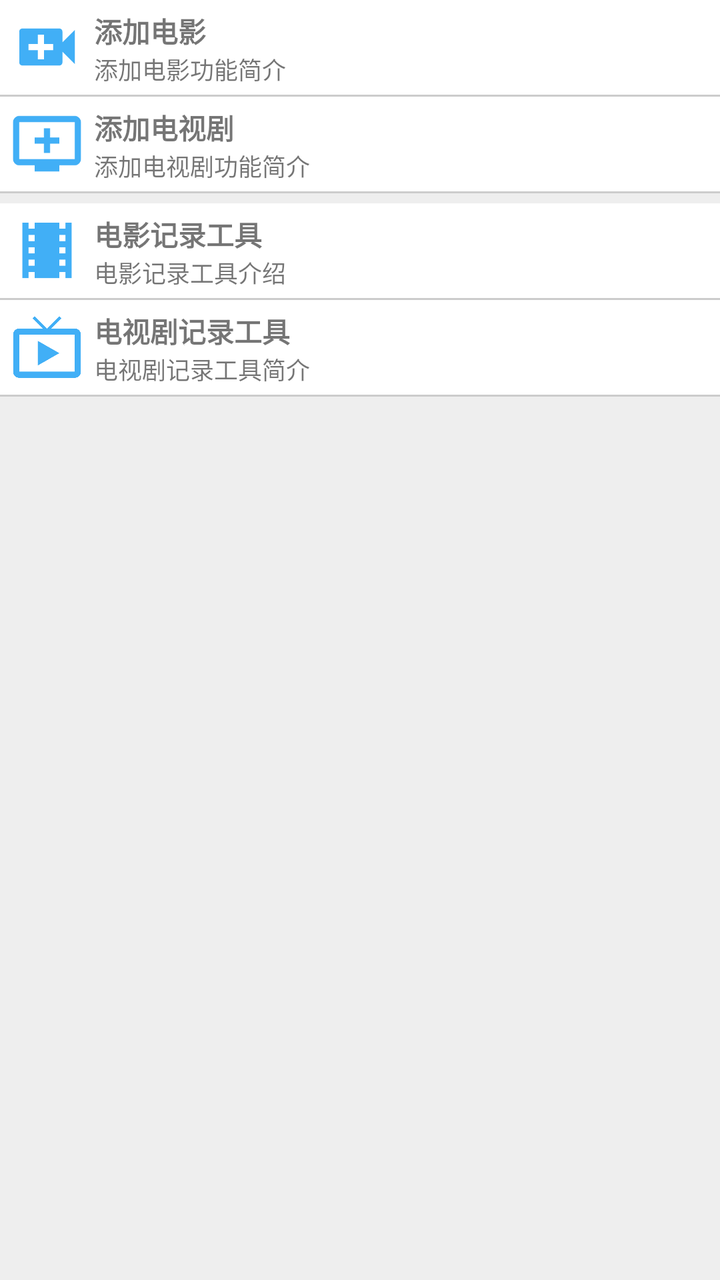
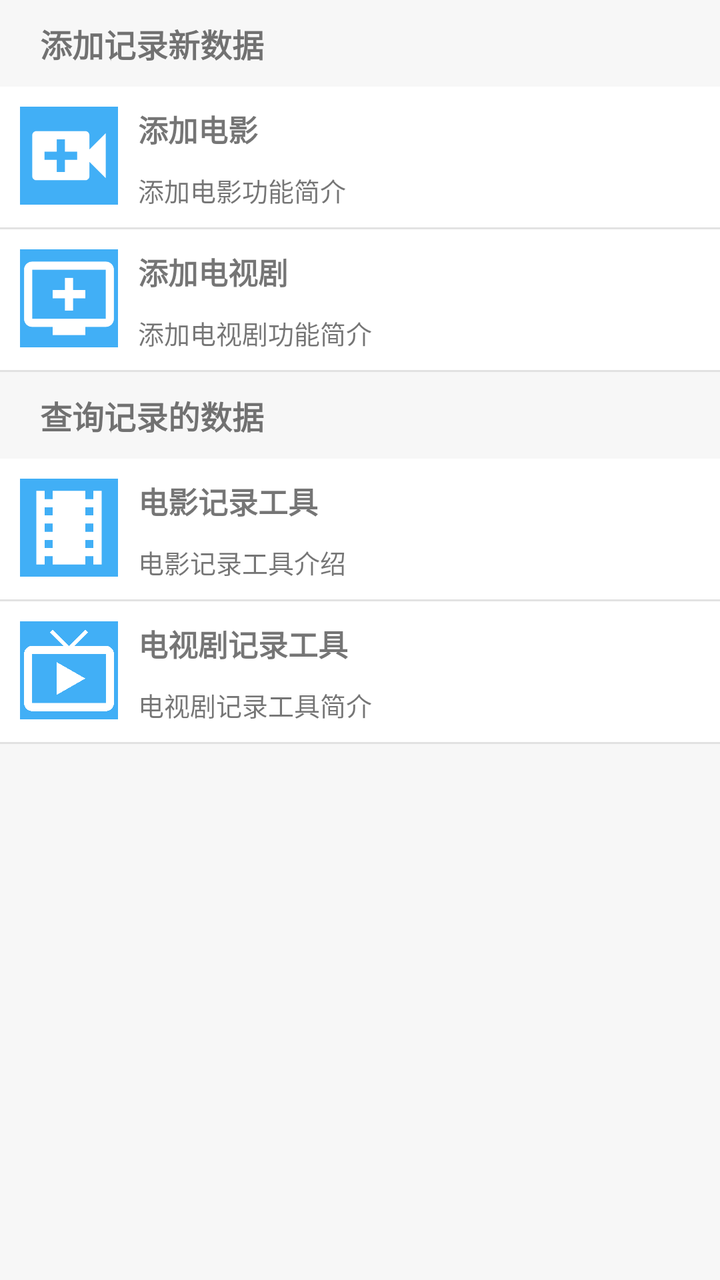

The first picture is an Android layout as it rendered before a commit; the second is the same layout after the commit. The layout source and the unified diff follow.
<!-- AndroidManifest.xml: application theme AppTheme -->
<!-- res/layout/fragment_apps.xml -->
<FrameLayout xmlns:android="http://schemas.android.com/apk/res/android"
             xmlns:tools="http://schemas.android.com/tools"
             android:layout_width="match_parent"
             android:layout_height="match_parent"
             android:background="@color/colorGrayE"
             tools:context="cn.sixlab.app.mineapps.ft.AppsFragment">

    <ScrollView
        android:layout_width="match_parent"
        android:layout_height="match_parent">

        <LinearLayout
            android:orientation="vertical"
            android:layout_width="match_parent"
            android:layout_height="wrap_content">

            <LinearLayout
                android:id="@+id/apps_film_add"
                android:onClick="itemClick"
                android:padding="5dp"
                android:background="@drawable/bg_list_bottom_line"
                android:layout_width="match_parent"
                android:layout_height="wrap_content">

                <ImageView
                    android:layout_width="37dp"
                    android:layout_height="37dp"
                    android:tint="@color/colorPrimary"
                    android:src="@drawable/ic_video_call_black_24dp"/>

                <LinearLayout
                    android:layout_marginLeft="5dp"
                    android:layout_width="match_parent"
                    android:layout_height="wrap_content"
                    android:orientation="vertical">

                    <TextView
                        android:textStyle="bold"
                        android:layout_width="match_parent"
                        android:layout_height="wrap_content"
                        android:text="@string/apps_film_add"/>

                    <TextView
                        android:textSize="12sp"
                        android:layout_width="match_parent"
                        android:layout_height="wrap_content"
                        android:text="@string/apps_film_add_info"/>
                </LinearLayout>

            </LinearLayout>

            <LinearLayout
                android:id="@+id/apps_show_add"
                android:onClick="itemClick"
                android:padding="5dp"
                android:background="@drawable/bg_list_bottom_line"
                android:layout_width="match_parent"
                android:layout_height="wrap_content">

                <ImageView
                    android:layout_width="37dp"
                    android:layout_height="37dp"
                    android:tint="@color/colorPrimary"
                    android:src="@drawable/ic_add_to_queue_black_24dp"/>

                <LinearLayout
                    android:layout_marginLeft="5dp"
                    android:layout_width="match_parent"
                    android:layout_height="wrap_content"
                    android:orientation="vertical">

                    <TextView
                        android:textStyle="bold"
                        android:layout_width="match_parent"
                        android:layout_height="wrap_content"
                        android:text="@string/apps_show_add"/>

                    <TextView
                        android:textSize="12sp"
                        android:layout_width="match_parent"
                        android:layout_height="wrap_content"
                        android:text="@string/apps_show_add_info"/>
                </LinearLayout>

            </LinearLayout>

            <LinearLayout
                android:minHeight="5dp"
                android:layout_width="match_parent"
                android:layout_height="wrap_content">
            </LinearLayout>

            <LinearLayout
                android:id="@+id/apps_film"
                android:onClick="itemClick"
                android:padding="5dp"
                android:background="@drawable/bg_list_bottom_line"
                android:layout_width="match_parent"
                android:layout_height="wrap_content">

                <ImageView
                    android:layout_width="37dp"
                    android:layout_height="37dp"
                    android:tint="@color/colorPrimary"
                    android:src="@drawable/ic_local_movies_black_24dp"/>

                <LinearLayout
                    android:layout_marginLeft="5dp"
                    android:layout_width="match_parent"
                    android:layout_height="wrap_content"
                    android:orientation="vertical">

                    <TextView
                        android:textStyle="bold"
                        android:layout_width="match_parent"
                        android:layout_height="wrap_content"
                        android:text="@string/apps_film"/>

                    <TextView
                        android:textSize="12sp"
                        android:layout_width="match_parent"
                        android:layout_height="wrap_content"
                        android:text="@string/apps_film_info"/>
                </LinearLayout>

            </LinearLayout>

            <LinearLayout
                android:id="@+id/apps_show"
                android:onClick="itemClick"
                android:padding="5dp"
                android:background="@drawable/bg_list_bottom_line"
                android:layout_width="match_parent"
                android:layout_height="wrap_content">

                <ImageView
                    android:layout_width="37dp"
                    android:layout_height="37dp"
                    android:tint="@color/colorPrimary"
                    android:src="@drawable/ic_live_tv_black_24dp"/>

                <LinearLayout
                    android:layout_marginLeft="5dp"
                    android:layout_width="match_parent"
                    android:layout_height="wrap_content"
                    android:orientation="vertical">

                    <TextView
                        android:textStyle="bold"
                        android:layout_width="match_parent"
                        android:layout_height="wrap_content"
                        android:text="@string/apps_show"/>

                    <TextView
                        android:textSize="12sp"
                        android:layout_width="match_parent"
                        android:layout_height="wrap_content"
                        android:text="@string/apps_show_info"/>
                </LinearLayout>

            </LinearLayout>

        </LinearLayout>

    </ScrollView>

</FrameLayout>
<!-- resources referenced by this layout -->
<resources>
  <color name="colorGrayE">#EEEEEE</color>
  <color name="colorPrimary">#41AFF6</color>
  <!-- drawable bg_list_bottom_line (drawable) -->
  <layer-list xmlns:android="http://schemas.android.com/apk/res/android" >
      
      <item>
          <shape>
              
              <solid android:color="#CCCCCC"/>
          </shape>
      </item>
      
      <item android:bottom="1dp">
          <shape>
              
              <solid android:color="#FFFFFF" />
          </shape>
      </item>
  
  </layer-list>
  <!-- drawable ic_add_to_queue_black_24dp (drawable) -->
  <vector xmlns:android="http://schemas.android.com/apk/res/android"
          android:width="24dp"
          android:height="24dp"
          android:viewportWidth="24.0"
          android:viewportHeight="24.0">
      <path
          android:fillColor="#FF000000"
          android:pathData="M21,3L3,3c-1.11,0 -2,0.89 -2,2v12c0,1.1 0.89,2 2,2h5v2h8v-2h5c1.1,0 1.99,-0.9 1.99,-2L23,5c0,-1.11 -0.9,-2 -2,-2zM21,17L3,17L3,5h18v12zM16,10v2h-3v3h-2v-3L8,12v-2h3L11,7h2v3h3z"/>
  </vector>
  <!-- drawable ic_local_movies_black_24dp (drawable) -->
  <vector xmlns:android="http://schemas.android.com/apk/res/android"
          android:width="24dp"
          android:height="24dp"
          android:viewportWidth="24.0"
          android:viewportHeight="24.0">
      <path
          android:fillColor="#FF000000"
          android:pathData="M18,3v2h-2L16,3L8,3v2L6,5L6,3L4,3v18h2v-2h2v2h8v-2h2v2h2L20,3h-2zM8,17L6,17v-2h2v2zM8,13L6,13v-2h2v2zM8,9L6,9L6,7h2v2zM18,17h-2v-2h2v2zM18,13h-2v-2h2v2zM18,9h-2L16,7h2v2z"/>
  </vector>
  <!-- drawable ic_video_call_black_24dp (drawable) -->
  <vector xmlns:android="http://schemas.android.com/apk/res/android"
          android:width="24dp"
          android:height="24dp"
          android:viewportWidth="24.0"
          android:viewportHeight="24.0">
      <path
          android:fillColor="#FF000000"
          android:pathData="M17,10.5V7c0,-0.55 -0.45,-1 -1,-1H4c-0.55,0 -1,0.45 -1,1v10c0,0.55 0.45,1 1,1h12c0.55,0 1,-0.45 1,-1v-3.5l4,4v-11l-4,4zM14,13h-3v3H9v-3H6v-2h3V8h2v3h3v2z"/>
  </vector>
  <string name="apps_film">电影记录工具</string>
  <string name="apps_film_add">添加电影</string>
  <string name="apps_film_add_info">添加电影功能简介</string>
  <string name="apps_film_info">电影记录工具介绍</string>
  <string name="apps_show">电视剧记录工具</string>
  <string name="apps_show_add">添加电视剧</string>
  <string name="apps_show_add_info">添加电视剧功能简介</string>
  <string name="apps_show_info">电视剧记录工具简介</string>
  <style name="AppTheme" parent="Theme.AppCompat.Light.DarkActionBar">
          
          <item name="colorPrimary">@color/colorPrimary</item>
          <item name="colorPrimaryDark">@color/colorPrimaryDark</item>
          <item name="colorAccent">@color/colorAccent</item>
      </style>
  <color name="colorPrimaryDark">#189df5</color>
  <color name="colorAccent">#48b463</color>
  <!-- unchanged entries left out for length: 1 -->
</resources>

<!-- the commit's change to res/layout/fragment_apps.xml (unified diff, before → after) -->
@@ -1,167 +1,201 @@
-<FrameLayout xmlns:android="http://schemas.android.com/apk/res/android"
-             xmlns:tools="http://schemas.android.com/tools"
-             android:layout_width="match_parent"
-             android:layout_height="match_parent"
-             android:background="@color/colorGrayE"
-             tools:context="cn.sixlab.app.mineapps.ft.AppsFragment">
-
-    <ScrollView
+<ScrollView xmlns:android="http://schemas.android.com/apk/res/android"
+            xmlns:tools="http://schemas.android.com/tools"
+            android:layout_width="match_parent"
+            android:layout_height="match_parent"
+            android:background="@color/colorGrayF7"
+            tools:context="cn.sixlab.app.mineapps.ft.AppsFragment">
+
+    <LinearLayout
+        android:orientation="vertical"
         android:layout_width="match_parent"
-        android:layout_height="match_parent">
-
-        <LinearLayout
-            android:orientation="vertical"
-            android:layout_width="match_parent"
-            android:layout_height="wrap_content">
-
-            <LinearLayout
-                android:id="@+id/apps_film_add"
-                android:onClick="itemClick"
-                android:padding="5dp"
-                android:background="@drawable/bg_list_bottom_line"
-                android:layout_width="match_parent"
-                android:layout_height="wrap_content">
-
-                <ImageView
-                    android:layout_width="37dp"
-                    android:layout_height="37dp"
-                    android:tint="@color/colorPrimary"
-                    android:src="@drawable/ic_video_call_black_24dp"/>
-
-                <LinearLayout
-                    android:layout_marginLeft="5dp"
-                    android:layout_width="match_parent"
-                    android:layout_height="wrap_content"
-                    android:orientation="vertical">
-
-                    <TextView
-                        android:textStyle="bold"
-                        android:layout_width="match_parent"
-                        android:layout_height="wrap_content"
-                        android:text="@string/apps_film_add"/>
-
-                    <TextView
-                        android:textSize="12sp"
-                        android:layout_width="match_parent"
-                        android:layout_height="wrap_content"
-                        android:text="@string/apps_film_add_info"/>
-                </LinearLayout>
-
-            </LinearLayout>
-
-            <LinearLayout
-                android:id="@+id/apps_show_add"
-                android:onClick="itemClick"
-                android:padding="5dp"
-                android:background="@drawable/bg_list_bottom_line"
-                android:layout_width="match_parent"
-                android:layout_height="wrap_content">
-
-                <ImageView
-                    android:layout_width="37dp"
-                    android:layout_height="37dp"
-                    android:tint="@color/colorPrimary"
-                    android:src="@drawable/ic_add_to_queue_black_24dp"/>
-
-                <LinearLayout
-                    android:layout_marginLeft="5dp"
-                    android:layout_width="match_parent"
-                    android:layout_height="wrap_content"
-                    android:orientation="vertical">
-
-                    <TextView
-                        android:textStyle="bold"
-                        android:layout_width="match_parent"
-                        android:layout_height="wrap_content"
-                        android:text="@string/apps_show_add"/>
-
-                    <TextView
-                        android:textSize="12sp"
-                        android:layout_width="match_parent"
-                        android:layout_height="wrap_content"
-                        android:text="@string/apps_show_add_info"/>
-                </LinearLayout>
-
-            </LinearLayout>
-
-            <LinearLayout
-                android:minHeight="5dp"
-                android:layout_width="match_parent"
-                android:layout_height="wrap_content">
-            </LinearLayout>
-
-            <LinearLayout
-                android:id="@+id/apps_film"
-                android:onClick="itemClick"
-                android:padding="5dp"
-                android:background="@drawable/bg_list_bottom_line"
-                android:layout_width="match_parent"
-                android:layout_height="wrap_content">
-
-                <ImageView
-                    android:layout_width="37dp"
-                    android:layout_height="37dp"
-                    android:tint="@color/colorPrimary"
-                    android:src="@drawable/ic_local_movies_black_24dp"/>
-
-                <LinearLayout
-                    android:layout_marginLeft="5dp"
-                    android:layout_width="match_parent"
-                    android:layout_height="wrap_content"
-                    android:orientation="vertical">
-
-                    <TextView
-                        android:textStyle="bold"
-                        android:layout_width="match_parent"
-                        android:layout_height="wrap_content"
-                        android:text="@string/apps_film"/>
-
-                    <TextView
-                        android:textSize="12sp"
-                        android:layout_width="match_parent"
-                        android:layout_height="wrap_content"
-                        android:text="@string/apps_film_info"/>
-                </LinearLayout>
-
-            </LinearLayout>
-
-            <LinearLayout
-                android:id="@+id/apps_show"
-                android:onClick="itemClick"
-                android:padding="5dp"
-                android:background="@drawable/bg_list_bottom_line"
-                android:layout_width="match_parent"
-                android:layout_height="wrap_content">
-
-                <ImageView
-                    android:layout_width="37dp"
-                    android:layout_height="37dp"
-                    android:tint="@color/colorPrimary"
-                    android:src="@drawable/ic_live_tv_black_24dp"/>
-
-                <LinearLayout
-                    android:layout_marginLeft="5dp"
-                    android:layout_width="match_parent"
-                    android:layout_height="wrap_content"
-                    android:orientation="vertical">
-
-                    <TextView
-                        android:textStyle="bold"
-                        android:layout_width="match_parent"
-                        android:layout_height="wrap_content"
-                        android:text="@string/apps_show"/>
-
-                    <TextView
-                        android:textSize="12sp"
-                        android:layout_width="match_parent"
-                        android:layout_height="wrap_content"
-                        android:text="@string/apps_show_info"/>
-                </LinearLayout>
-
-            </LinearLayout>
-
-        </LinearLayout>
-
-    </ScrollView>
-
-</FrameLayout>
+        android:layout_height="wrap_content">
+
+        <LinearLayout
+            android:minHeight="@dimen/line_margin"
+            android:layout_width="match_parent"
+            android:layout_height="wrap_content">
+
+            <TextView
+                android:textStyle="bold"
+                android:layout_marginTop="@dimen/line_margin"
+                android:layout_marginBottom="@dimen/line_margin"
+                android:layout_marginLeft="@dimen/head_margin_left"
+                android:textSize="@dimen/line_head"
+                android:layout_width="match_parent"
+                android:layout_height="wrap_content"
+                android:text="@string/head_apps_add"/>
+
+        </LinearLayout>
+
+        <LinearLayout
+            android:id="@+id/apps_film_add"
+            android:padding="@dimen/line_margin"
+            android:background="@drawable/bg_list_bottom_line"
+            android:layout_width="match_parent"
+            android:layout_height="wrap_content">
+
+            <ImageView
+                android:layout_width="@dimen/line_icon"
+                android:layout_height="@dimen/line_icon"
+                android:background="@drawable/bg_line_icon"
+                android:tint="@color/colorWhite"
+                android:src="@drawable/ic_video_call_black_24dp"
+                android:contentDescription="@string/apps_film_add"/>
+
+            <LinearLayout
+                android:layout_marginLeft="@dimen/line_margin"
+                android:layout_width="match_parent"
+                android:layout_height="wrap_content"
+                android:orientation="vertical">
+
+                <TextView
+                    android:textStyle="bold"
+                    android:layout_width="match_parent"
+                    android:layout_height="wrap_content"
+                    android:textSize="@dimen/line_title"
+                    android:layout_marginBottom="@dimen/line_margin"
+                    android:text="@string/apps_film_add"/>
+
+                <TextView
+                    android:textSize="@dimen/line_intro"
+                    android:layout_width="match_parent"
+                    android:layout_height="wrap_content"
+                    android:text="@string/apps_film_add_info"/>
+            </LinearLayout>
+
+        </LinearLayout>
+
+        <LinearLayout
+            android:id="@+id/apps_show_add"
+            android:padding="@dimen/line_margin"
+            android:background="@drawable/bg_list_bottom_line"
+            android:layout_width="match_parent"
+            android:layout_height="wrap_content">
+
+            <ImageView
+                android:layout_width="@dimen/line_icon"
+                android:layout_height="@dimen/line_icon"
+                android:background="@drawable/bg_line_icon"
+                android:tint="@color/colorWhite"
+                android:src="@drawable/ic_add_to_queue_black_24dp"
+                android:contentDescription="@string/apps_show_add"/>
+
+            <LinearLayout
+                android:layout_marginLeft="@dimen/line_margin"
+                android:layout_width="match_parent"
+                android:layout_height="wrap_content"
+                android:orientation="vertical">
+
+                <TextView
+                    android:textStyle="bold"
+                    android:layout_width="match_parent"
+                    android:layout_height="wrap_content"
+                    android:textSize="@dimen/line_title"
+                    android:layout_marginBottom="@dimen/line_margin"
+                    android:text="@string/apps_show_add"/>
+
+                <TextView
+                    android:textSize="@dimen/line_intro"
+                    android:layout_width="match_parent"
+                    android:layout_height="wrap_content"
+                    android:text="@string/apps_show_add_info"/>
+            </LinearLayout>
+
+        </LinearLayout>
+
+        <LinearLayout
+            android:minHeight="@dimen/line_margin"
+            android:layout_width="match_parent"
+            android:layout_height="wrap_content">
+
+            <TextView
+                android:textStyle="bold"
+                android:layout_marginTop="@dimen/line_margin"
+                android:layout_marginBottom="@dimen/line_margin"
+                android:layout_marginLeft="@dimen/head_margin_left"
+                android:textSize="@dimen/line_head"
+                android:layout_width="match_parent"
+                android:layout_height="wrap_content"
+                android:text="@string/head_apps_list"/>
+
+        </LinearLayout>
+
+        <LinearLayout
+            android:id="@+id/apps_film"
+            android:padding="@dimen/line_margin"
+            android:background="@drawable/bg_list_bottom_line"
+            android:layout_width="match_parent"
+            android:layout_height="wrap_content">
+
+            <ImageView
+                android:layout_width="@dimen/line_icon"
+                android:layout_height="@dimen/line_icon"
+                android:background="@drawable/bg_line_icon"
+                android:tint="@color/colorWhite"
+                android:src="@drawable/ic_local_movies_black_24dp"
+                android:contentDescription="@string/apps_film"/>
+
+            <LinearLayout
+                android:layout_marginLeft="@dimen/line_margin"
+                android:layout_width="match_parent"
+                android:layout_height="wrap_content"
+                android:orientation="vertical">
+
+                <TextView
+                    android:textStyle="bold"
+                    android:layout_width="match_parent"
+                    android:layout_height="wrap_content"
+                    android:textSize="@dimen/line_title"
+                    android:layout_marginBottom="@dimen/line_margin"
+                    android:text="@string/apps_film"/>
+
+                <TextView
+                    android:textSize="@dimen/line_intro"
+                    android:layout_width="match_parent"
+                    android:layout_height="wrap_content"
+                    android:text="@string/apps_film_info"/>
+            </LinearLayout>
+
+        </LinearLayout>
+
+        <LinearLayout
+            android:id="@+id/apps_show"
+            android:padding="@dimen/line_margin"
+            android:background="@drawable/bg_list_bottom_line"
+            android:layout_width="match_parent"
+            android:layout_height="wrap_content">
+
+            <ImageView
+                android:layout_width="@dimen/line_icon"
+                android:layout_height="@dimen/line_icon"
+                android:background="@drawable/bg_line_icon"
+                android:tint="@color/colorWhite"
+                android:src="@drawable/ic_live_tv_black_24dp"
+                android:contentDescription="@string/apps_show"/>
+
+            <LinearLayout
+                android:layout_marginLeft="@dimen/line_margin"
+                android:layout_width="match_parent"
+                android:layout_height="wrap_content"
+                android:orientation="vertical">
+
+                <TextView
+                    android:textStyle="bold"
+                    android:layout_width="match_parent"
+                    android:layout_height="wrap_content"
+                    android:textSize="@dimen/line_title"
+                    android:layout_marginBottom="@dimen/line_margin"
+                    android:text="@string/apps_show"/>
+
+                <TextView
+                    android:textSize="@dimen/line_intro"
+                    android:layout_width="match_parent"
+                    android:layout_height="wrap_content"
+                    android:text="@string/apps_show_info"/>
+            </LinearLayout>
+
+        </LinearLayout>
+
+    </LinearLayout>
+
+</ScrollView>
<!-- resource entries referenced after the edit -->
@@ -1,21 +1,41 @@
 <!-- resources referenced by this layout -->
 <resources>
-  <color name="colorGrayE">#EEEEEE</color>
+  <color name="colorGrayF7">#F7F7F7</color>
+  <color name="colorWhite">#FFFFFF</color>
+  <dimen name="head_margin_left">20dp</dimen>
+  <dimen name="line_head">16sp</dimen>
+  <dimen name="line_icon">49dp</dimen>
+  <dimen name="line_intro">13sp</dimen>
+  <dimen name="line_margin">10dp</dimen>
+  <dimen name="line_title">15sp</dimen>
+  <!-- drawable bg_line_icon (drawable) -->
+  <?xml version="1.0" encoding="utf-8"?>
+  <layer-list xmlns:android="http://schemas.android.com/apk/res/android">
+  
+          <item>
+                  <shape android:shape="rectangle" >
+                          
+                          <solid android:color="@color/colorPrimary" />
+                  </shape>
+          </item>
+  
+  </layer-list>
   <color name="colorPrimary">#41AFF6</color>
+  <color name="colorGrayE2">#E2E2E2</color>
   <!-- drawable bg_list_bottom_line (drawable) -->
   <layer-list xmlns:android="http://schemas.android.com/apk/res/android" >
       
       <item>
           <shape>
               
-              <solid android:color="#CCCCCC"/>
+              <solid android:color="@color/colorGrayE2"/>
           </shape>
       </item>
       
       <item android:bottom="1dp">
           <shape>
               
-              <solid android:color="#FFFFFF" />
+              <solid android:color="@color/colorWhite" />
           </shape>
       </item>
   
@@ -58,6 +78,8 @@
   <string name="apps_show_add">添加电视剧</string>
   <string name="apps_show_add_info">添加电视剧功能简介</string>
   <string name="apps_show_info">电视剧记录工具简介</string>
+  <string name="head_apps_add">添加记录新数据</string>
+  <string name="head_apps_list">查询记录的数据</string>
   <style name="AppTheme" parent="Theme.AppCompat.Light.DarkActionBar">
           
           <item name="colorPrimary">@color/colorPrimary</item>
